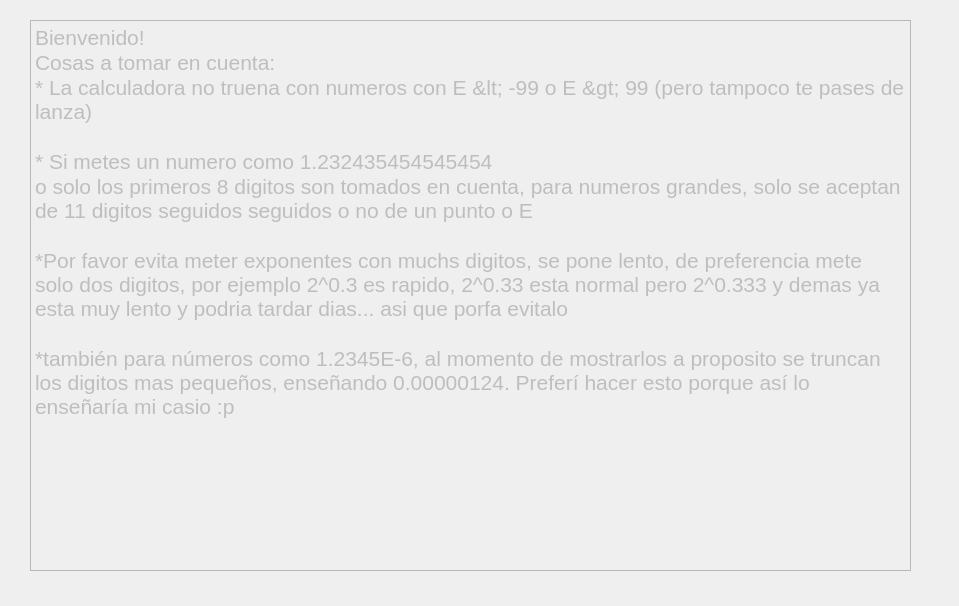
This is helpdialog.ui in A-deLuna/Shunting-yard-calculator as Qt 5 draws it before an edit. The edited form follows.
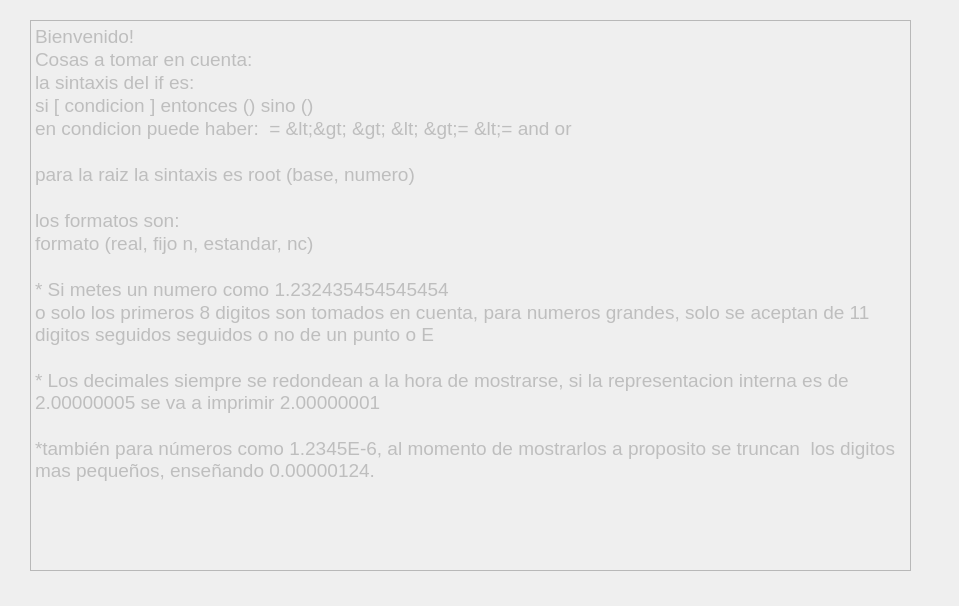
This is the edited form.

Commit message: its workin fixed function with too many args

```diff
--- a/helpdialog.ui
+++ b/helpdialog.ui
@@ -27,7 +27,7 @@
    </property>
    <property name="font">
     <font>
-     <pointsize>16</pointsize>
+     <pointsize>14</pointsize>
      <weight>50</weight>
      <bold>false</bold>
      <stylestrategy>PreferDefault</stylestrategy>
@@ -37,14 +37,21 @@
    <property name="plainText">
     <string>Bienvenido!
 Cosas a tomar en cuenta: 
-* La calculadora no truena con numeros con E &lt; -99 o E &gt; 99 (pero tampoco te pases de lanza)
+la sintaxis del if es:
+si [ condicion ] entonces () sino ()
+en condicion puede haber:  = &lt;&gt; &gt; &lt; &gt;= &lt;= and or 
+
+para la raiz la sintaxis es root (base, numero)
+
+los formatos son:
+formato (real, fijo n, estandar, nc)
 
 * Si metes un numero como 1.232435454545454
 o solo los primeros 8 digitos son tomados en cuenta, para numeros grandes, solo se aceptan de 11 digitos seguidos seguidos o no de un punto o E
 
-*Por favor evita meter exponentes con muchs digitos, se pone lento, de preferencia mete  solo dos digitos, por ejemplo 2^0.3 es rapido, 2^0.33 esta normal pero 2^0.333 y demas ya esta muy lento y podria tardar dias... asi que porfa evitalo
+* Los decimales siempre se redondean a la hora de mostrarse, si la representacion interna es de 2.00000005 se va a imprimir 2.00000001
 
-*también para números como 1.2345E-6, al momento de mostrarlos a proposito se truncan  los digitos mas pequeños, enseñando 0.00000124. Preferí hacer esto porque así lo enseñaría mi casio :p</string>
+*también para números como 1.2345E-6, al momento de mostrarlos a proposito se truncan  los digitos mas pequeños, enseñando 0.00000124.</string>
    </property>
   </widget>
  </widget>
```
The commit also changes 1 other file.
